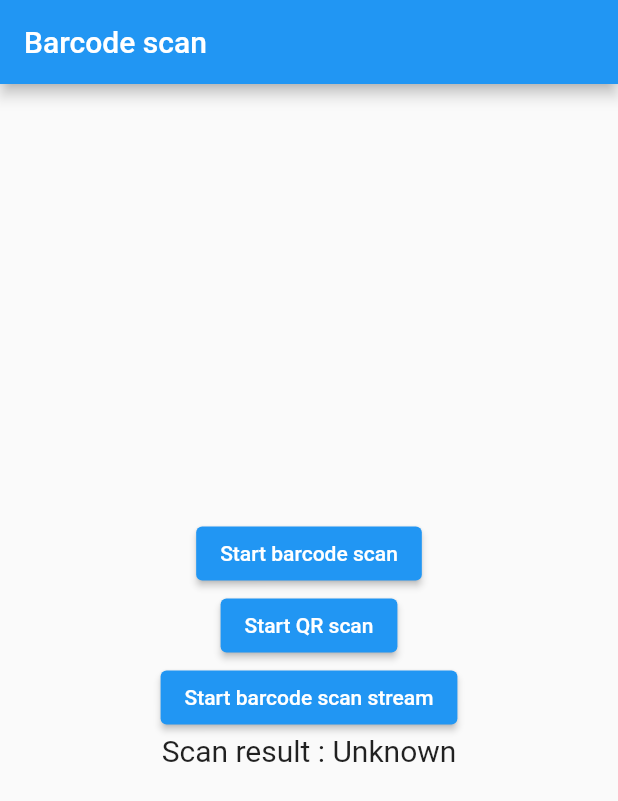
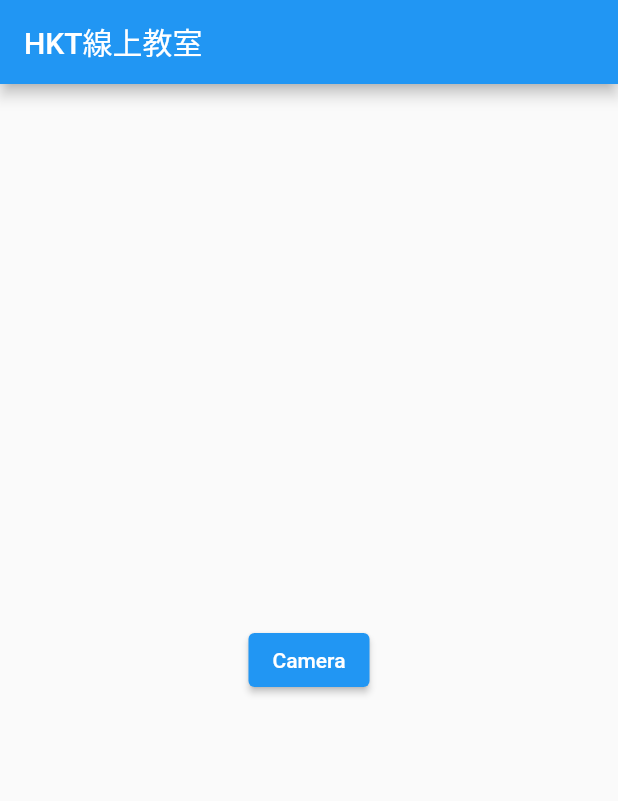
Before and after one commit to Covid-autofill-project/QReady-google-form-autofill-project, a Flutter app: the screen it shows after launch, on a phone screen of 412 x 824 dp. Shown: the top 801 px of the screen. Run offline on Flutter 3.47's test engine with Material 2 defaults, Android fonts, the phone set to English and light mode, and no system bars; missing offline and left inert: flutter_barcode_scanner.

Commit message:
Add directed button and revise readme

```diff
--- a/lib/main.dart
+++ b/lib/main.dart
@@ -1,97 +1,30 @@
-import 'dart:async';
 import 'package:flutter/material.dart';
-import 'package:flutter/services.dart';
-import 'package:flutter_barcode_scanner/flutter_barcode_scanner.dart';
-
-
-void main() => runApp(MyApp());
-
-class MyApp extends StatefulWidget {
-  @override
-  _MyAppState createState() => _MyAppState();
+import 'qrcode_scanner.dart';
+void main() {
+  runApp(MyApp());
 }
 
-class _MyAppState extends State<MyApp> {
-  String _scanBarcode = 'Unknown';
-
-  @override
-  void initState() {
-    super.initState();
-  }
-
-  Future<void> startBarcodeScanStream() async {
-    FlutterBarcodeScanner.getBarcodeStreamReceiver(
-            '#ff6666', 'Cancel', true, ScanMode.BARCODE)!
-        .listen((barcode) => print(barcode));
-  }
-
-  Future<void> scanQR() async {
-    String barcodeScanRes;
-    // Platform messages may fail, so we use a try/catch PlatformException.
-    try {
-      barcodeScanRes = await FlutterBarcodeScanner.scanBarcode(
-          '#ff6666', 'Cancel', true, ScanMode.QR);
-      print(barcodeScanRes);
-    } on PlatformException {
-      barcodeScanRes = 'Failed to get platform version.';
-    }
-
-    // If the widget was removed from the tree while the asynchronous platform
-    // message was in flight, we want to discard the reply rather than calling
-    // setState to update our non-existent appearance.
-    if (!mounted) return;
-
-    setState(() {
-      _scanBarcode = barcodeScanRes;
-    });
-  }
-
-  // Platform messages are asynchronous, so we initialize in an async method.
-  Future<void> scanBarcodeNormal() async {
-    String barcodeScanRes;
-    // Platform messages may fail, so we use a try/catch PlatformException.
-    try {
-      barcodeScanRes = await FlutterBarcodeScanner.scanBarcode(
-          '#ff6666', 'Cancel', true, ScanMode.BARCODE);
-      print(barcodeScanRes);
-    } on PlatformException {
-      barcodeScanRes = 'Failed to get platform version.';
-    }
-
-    // If the widget was removed from the tree while the asynchronous platform
-    // message was in flight, we want to discard the reply rather than calling
-    // setState to update our non-existent appearance.
-    if (!mounted) return;
-
-    setState(() {
-      _scanBarcode = barcodeScanRes;
-    });
-  }
-
+class MyApp extends StatelessWidget {
   @override
   Widget build(BuildContext context) {
     return MaterialApp(
         home: Scaffold(
-            appBar: AppBar(title: const Text('Barcode scan')),
-            body: Builder(builder: (BuildContext context) {
-              return Container(
-                  alignment: Alignment.center,
-                  child: Flex(
-                      direction: Axis.vertical,
-                      mainAxisAlignment: MainAxisAlignment.center,
-                      children: <Widget>[
-                        ElevatedButton(
-                            onPressed: () => scanBarcodeNormal(),
-                            child: Text('Start barcode scan')),
-                        ElevatedButton(
-                            onPressed: () => scanQR(),
-                            child: Text('Start QR scan')),
-                        ElevatedButton(
-                            onPressed: () => startBarcodeScanStream(),
-                            child: Text('Start barcode scan stream')),
-                        Text('Scan result : $_scanBarcode\n',
-                            style: TextStyle(fontSize: 20))
-                      ]));
-            })));
+      appBar: AppBar(
+        title: Text('HKT線上教室'),
+      ),
+      body: HomePage(),
+    ));
   }
 }
+
+class HomePage extends StatelessWidget {
+  @override
+  Widget build(BuildContext context) {
+    return Center(
+      child: ElevatedButton(
+      child: Text('Camera'),
+      onPressed: activate,
+    ));
+  }
+
+}
--- a/lib/qrcode_scanner.dart
+++ b/lib/qrcode_scanner.dart
@@ -0,0 +1,97 @@
+import 'dart:async';
+import 'package:flutter/material.dart';
+import 'package:flutter/services.dart';
+import 'package:flutter_barcode_scanner/flutter_barcode_scanner.dart';
+
+
+void activate() => runApp(QrcodeScanner());
+
+class QrcodeScanner extends StatefulWidget {
+  @override
+  _QrcodeScannerState createState() => _QrcodeScannerState();
+}
+
+class _QrcodeScannerState extends State<QrcodeScanner> {
+  String _scanBarcode = 'Unknown';
+
+  @override
+  void initState() {
+    super.initState();
+  }
+
+  Future<void> startBarcodeScanStream() async {
+    FlutterBarcodeScanner.getBarcodeStreamReceiver(
+            '#ff6666', 'Cancel', true, ScanMode.BARCODE)!
+        .listen((barcode) => print(barcode));
+  }
+
+  Future<void> scanQR() async {
+    String barcodeScanRes;
+    // Platform messages may fail, so we use a try/catch PlatformException.
+    try {
+      barcodeScanRes = await FlutterBarcodeScanner.scanBarcode(
+          '#ff6666', 'Cancel', true, ScanMode.QR);
+      print(barcodeScanRes);
+    } on PlatformException {
+      barcodeScanRes = 'Failed to get platform version.';
+    }
+
+    // If the widget was removed from the tree while the asynchronous platform
+    // message was in flight, we want to discard the reply rather than calling
+    // setState to update our non-existent appearance.
+    if (!mounted) return;
+
+    setState(() {
+      _scanBarcode = barcodeScanRes;
+    });
+  }
+
+  // Platform messages are asynchronous, so we initialize in an async method.
+  Future<void> scanBarcodeNormal() async {
+    String barcodeScanRes;
+    // Platform messages may fail, so we use a try/catch PlatformException.
+    try {
+      barcodeScanRes = await FlutterBarcodeScanner.scanBarcode(
+          '#ff6666', 'Cancel', true, ScanMode.BARCODE);
+      print(barcodeScanRes);
+    } on PlatformException {
+      barcodeScanRes = 'Failed to get platform version.';
+    }
+
+    // If the widget was removed from the tree while the asynchronous platform
+    // message was in flight, we want to discard the reply rather than calling
+    // setState to update our non-existent appearance.
+    if (!mounted) return;
+
+    setState(() {
+      _scanBarcode = barcodeScanRes;
+    });
+  }
+
+  @override
+  Widget build(BuildContext context) {
+    return MaterialApp(
+        home: Scaffold(
+            appBar: AppBar(title: const Text('Barcode scan')),
+            body: Builder(builder: (BuildContext context) {
+              return Container(
+                  alignment: Alignment.center,
+                  child: Flex(
+                      direction: Axis.vertical,
+                      mainAxisAlignment: MainAxisAlignment.center,
+                      children: <Widget>[
+                        ElevatedButton(
+                            onPressed: () => scanBarcodeNormal(),
+                            child: Text('Start barcode scan')),
+                        ElevatedButton(
+                            onPressed: () => scanQR(),
+                            child: Text('Start QR scan')),
+                        ElevatedButton(
+                            onPressed: () => startBarcodeScanStream(),
+                            child: Text('Start barcode scan stream')),
+                        Text('Scan result : $_scanBarcode\n',
+                            style: TextStyle(fontSize: 20))
+                      ]));
+            })));
+  }
+}
```
